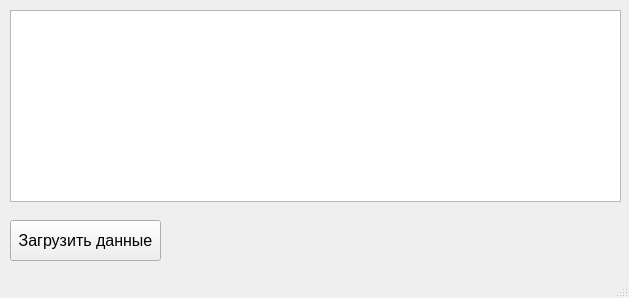
This is WinPyQT/mainform.ui in srgh007/Python as Qt 5 draws it before an edit. The edited form follows.
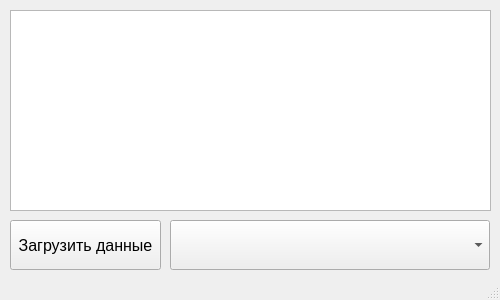
This is the edited form. Icons and pictures are not drawn.

```diff
--- a/WinPyQT/mainform.ui
+++ b/WinPyQT/mainform.ui
@@ -6,14 +6,26 @@
    <rect>
     <x>0</x>
     <y>0</y>
-    <width>629</width>
-    <height>298</height>
+    <width>500</width>
+    <height>300</height>
    </rect>
   </property>
+  <property name="sizePolicy">
+   <sizepolicy hsizetype="Fixed" vsizetype="Fixed">
+    <horstretch>0</horstretch>
+    <verstretch>0</verstretch>
+   </sizepolicy>
+  </property>
+  <property name="minimumSize">
+   <size>
+    <width>500</width>
+    <height>300</height>
+   </size>
+  </property>
   <property name="maximumSize">
    <size>
-    <width>1200</width>
-    <height>600</height>
+    <width>500</width>
+    <height>300</height>
    </size>
   </property>
   <property name="baseSize">
@@ -35,8 +47,8 @@
      <rect>
       <x>10</x>
       <y>10</y>
-      <width>611</width>
-      <height>192</height>
+      <width>481</width>
+      <height>201</height>
      </rect>
     </property>
    </widget>
@@ -46,9 +58,15 @@
       <x>10</x>
       <y>220</y>
       <width>151</width>
-      <height>41</height>
+      <height>50</height>
      </rect>
     </property>
+    <property name="minimumSize">
+     <size>
+      <width>151</width>
+      <height>50</height>
+     </size>
+    </property>
     <property name="font">
      <font>
       <pointsize>12</pointsize>
@@ -64,6 +82,37 @@
      <bool>false</bool>
     </property>
    </widget>
+   <widget class="QComboBox" name="comboBox">
+    <property name="geometry">
+     <rect>
+      <x>170</x>
+      <y>220</y>
+      <width>320</width>
+      <height>50</height>
+     </rect>
+    </property>
+    <property name="minimumSize">
+     <size>
+      <width>320</width>
+      <height>50</height>
+     </size>
+    </property>
+    <property name="maximumSize">
+     <size>
+      <width>320</width>
+      <height>50</height>
+     </size>
+    </property>
+    <property name="baseSize">
+     <size>
+      <width>320</width>
+      <height>50</height>
+     </size>
+    </property>
+    <property name="sizeAdjustPolicy">
+     <enum>QComboBox::AdjustToContents</enum>
+    </property>
+   </widget>
   </widget>
   <widget class="QMenuBar" name="menubar">
    <property name="geometry">
```
Left out of the diff: 6 changed lines with no effect on the pictures.
